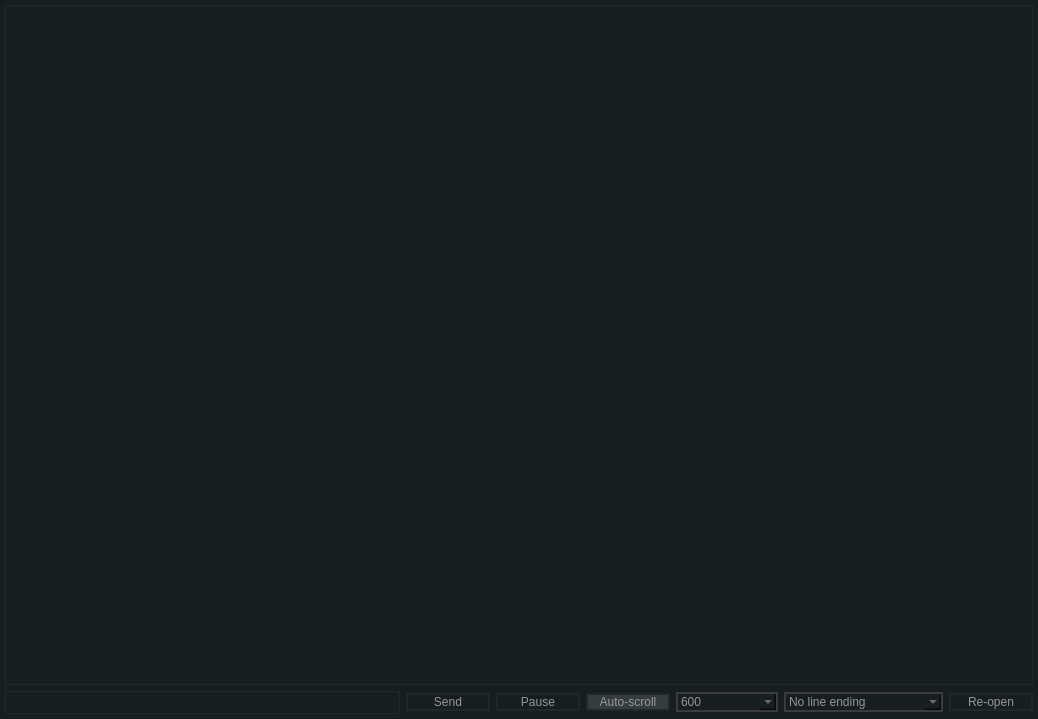
First picture: the form in src/serialmonitor.ui, repository aporto/mariamole, before the edit.
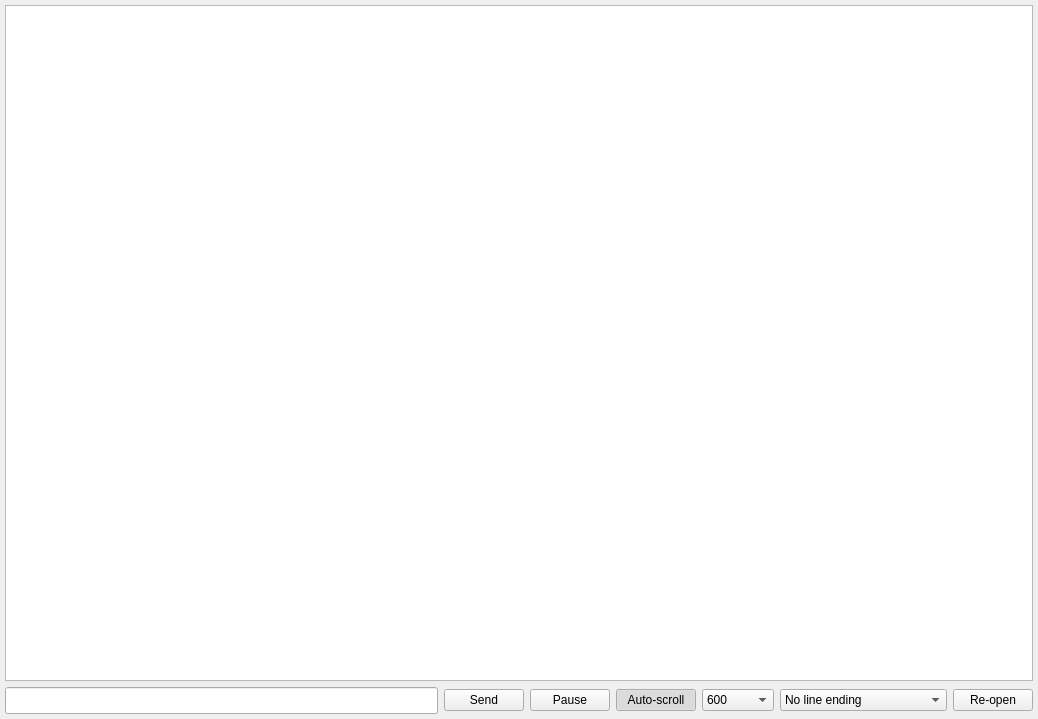
Second picture: the form after the edit.

What changed in the file:
```diff
--- a/src/serialmonitor.ui
+++ b/src/serialmonitor.ui
@@ -14,37 +14,7 @@
    <string>SerialMonitor</string>
   </property>
   <property name="styleSheet">
-   <string notr="true">QWidget {
-	color:rgb(150,150,150);
-	background-color: rgb(22, 30, 32);
-	bl: rgb(14, 22, 24);
-	selection-background-color: rgb(50, 150, 50);
-	selection-color: rgb(0,0,0);
-}
-QLineEdit {
-     border: 1px solid rgb(32, 40, 42);     
- }
-
-QPlainTextEdit {
-	color:rgb(50, 140, 70);
-	font-family:&quot;Courier&quot;;
-     border: 1px solid rgb(32, 40, 42);     
- }
-
-QPushButton {
-	border: 2px solid rgb(32, 40, 42);     
-	min-width: 80px;
- }
-
-QPushButton:checked {
-     background-color: rgb(52, 60, 62);     
- }
-
-QComboBox {
-	border: 2px solid rgb(32, 40, 42);     
-	border-color: rgb(60,60,60);
-	min-width: 80px;
- }</string>
+   <string notr="true"/>
   </property>
   <layout class="QGridLayout" name="gridLayout">
    <property name="leftMargin">
```
